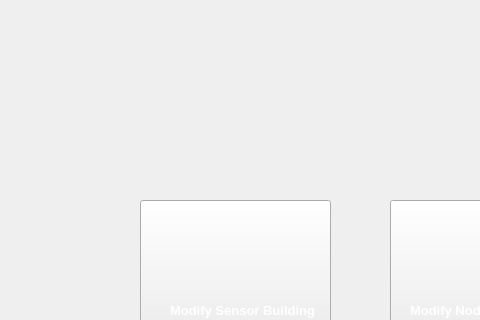
First picture: the form in PI-Edificio/modifydatabase.ui, repository QuiannZo/Intelligent_Building, before the edit; both pictures show x 0 to 480 and y 0 to 320 of the 1000 by 600 pixel window.
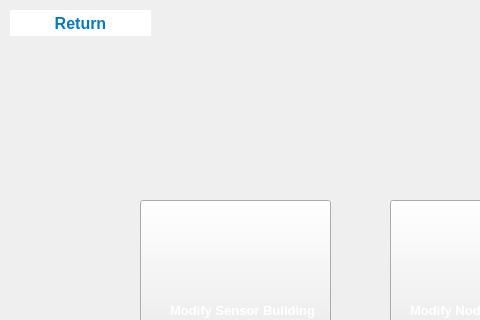
Second picture: the form after the edit.

What changed in the file:
```diff
--- a/PI-Edificio/modifydatabase.ui
+++ b/PI-Edificio/modifydatabase.ui
@@ -140,6 +140,41 @@
      <string>Modify Sensor Floor</string>
     </property>
    </widget>
+   <widget class="QPushButton" name="pushButton1_2">
+    <property name="geometry">
+     <rect>
+      <x>10</x>
+      <y>10</y>
+      <width>141</width>
+      <height>26</height>
+     </rect>
+    </property>
+    <property name="font">
+     <font>
+      <pointsize>-1</pointsize>
+      <bold>true</bold>
+     </font>
+    </property>
+    <property name="styleSheet">
+     <string notr="true">    QPushButton {
+        background-color: white;
+        color: #007ACC; /* Text color */
+        border-radius: 25px; /* Rounded corners */
+        font-weight: bold;
+        font-size: 16px;
+    }
+    QPushButton:hover {
+        background-color: #E0E0E0; /* Hover effect */
+        box-shadow: 0px 4px 8px rgba(0, 0, 0, 0.2);
+    }
+    QPushButton:pressed {
+        background-color: #B0B0B0; /* Click effect */
+    }</string>
+    </property>
+    <property name="text">
+     <string>Return</string>
+    </property>
+   </widget>
   </widget>
   <widget class="QMenuBar" name="menubar">
    <property name="geometry">
```
